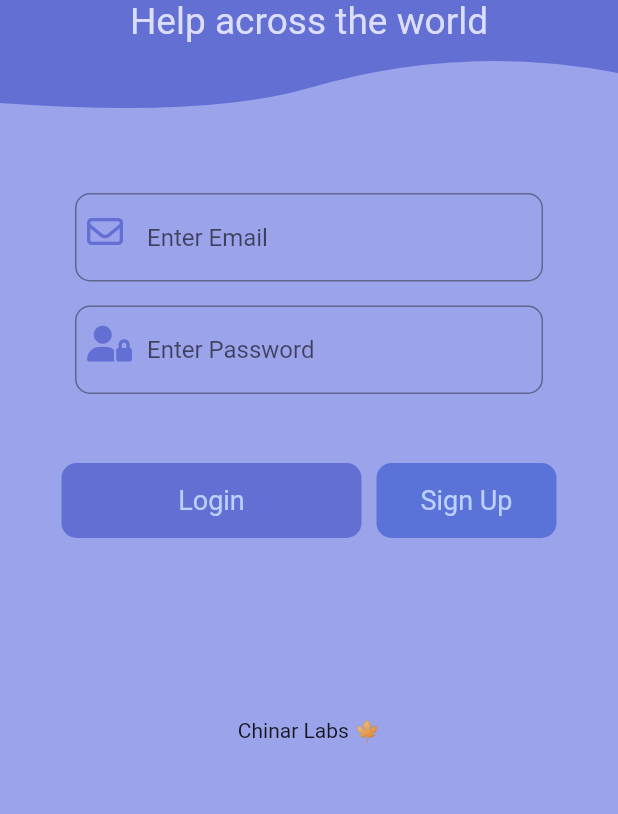
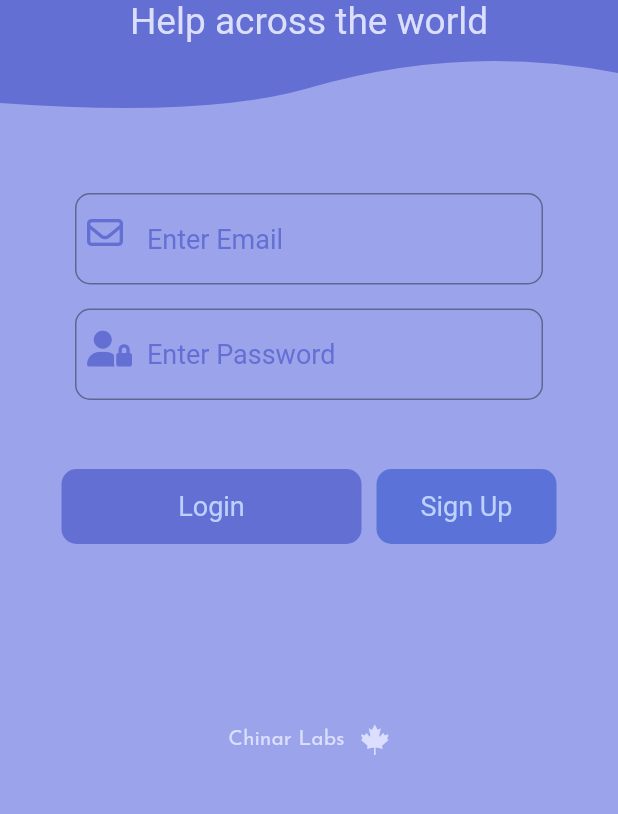
Before and after one commit to majidshakeelshawl/decide_on, a Flutter app: the screen it shows after launch, on a phone screen of 412 x 824 dp, the part 191-1005 px from its top. Run offline on Flutter 3.47's test engine with Material 2 defaults, Android fonts, the phone set to English and light mode, and no system bars; our stand-ins replace flutter_custom_clippers, font_awesome_flutter, google_fonts; Roboto replaces fonts that are missing (Chewy).

```diff
--- a/lib/screens/home.dart
+++ b/lib/screens/home.dart
@@ -49,40 +49,55 @@ class Home extends StatelessWidget {
             Column(
               children: [
                 // EMAIL FIELD
-                const Padding(
-                  padding: EdgeInsets.fromLTRB(50, 50, 50, 8),
+                Padding(
+                  padding: const EdgeInsets.fromLTRB(50, 50, 50, 8),
                   child: CTextField(
                     keyboardType: TextInputType.emailAddress,
                     hasIcon: true,
-                    prefixIcon: FaIcon(
+                    prefixIcon: const FaIcon(
                       FontAwesomeIcons.envelope,
                       color: Color(0xff646FD4),
                     ),
                     hintText: "Enter Email",
                     obscureText: false,
+                    hintTextFont: GoogleFonts.akayaTelivigala(
+                        fontSize: 18, color: const Color(0xff646FD4)),
+                    userTextFont: GoogleFonts.viga(
+                      fontSize: 18,
+                      color: const Color(0xffBDD1FF),
+                    ),
                   ),
                 ),
 
                 // PASSWORD FIELD
-                const Padding(
-                  padding: EdgeInsets.fromLTRB(50, 8, 50, 16),
+                Padding(
+                  padding: const EdgeInsets.fromLTRB(50, 8, 50, 16),
                   child: CTextField(
                     keyboardType: TextInputType.text,
                     hasIcon: true,
-                    prefixIcon: FaIcon(
+                    prefixIcon: const FaIcon(
                       FontAwesomeIcons.userLock,
                       color: Color(0xff646FD4),
                     ),
                     hintText: "Enter Password",
                     obscureText: true,
+                    hintTextFont: GoogleFonts.akayaTelivigala(
+                        fontSize: 18, color: const Color(0xff646FD4)),
+                    userTextFont: GoogleFonts.viga(
+                      fontSize: 18,
+                      color: const Color(0xffBDD1FF),
+                    ),
                   ),
                 ),
                 const SizedBox(
                   height: 30,
                 ),
+
+                // BUTTONS: LOGIN & SIGN UP
                 Row(
                   mainAxisAlignment: MainAxisAlignment.center,
                   children: [
+                    // LOGIN BUTTON
                     CButton(
                       buttonColor: const Color(0xff646FD4),
                       font: GoogleFonts.viga(
@@ -94,8 +109,9 @@ class Home extends StatelessWidget {
                       text: "Login",
                       margin: const EdgeInsets.only(right: 10),
                     ),
+                    // SIGN UP BUTTON
                     CButton(
-                      buttonColor: Color(0xff5B73D8),
+                      buttonColor: const Color(0xff5B73D8),
                       height: 50,
                       width: 120,
                       text: "Sign Up",
@@ -103,20 +119,34 @@ class Home extends StatelessWidget {
                         fontSize: 18,
                         color: const Color(0xffBDD1FF),
                       ),
-                      margin: const EdgeInsets.only(right: 0),
+                      margin: const EdgeInsets.all(0),
                     )
                   ],
                 ),
               ],
             ),
-            SizedBox(
+            const SizedBox(
               height: 120,
             ),
-            Center(
-              child: Text(
-                "Chinar Labs 🍁",
-                style: GoogleFonts.courierPrime(),
-              ),
+
+            // COMPANY NAME AND LOGO
+            Row(
+              mainAxisAlignment: MainAxisAlignment.center,
+              children: [
+                Text(
+                  "Chinar Labs",
+                  style:
+                      GoogleFonts.josefinSans(color: const Color(0xffDBDFFD)),
+                ),
+                const SizedBox(
+                  width: 10,
+                ),
+                const FaIcon(
+                  FontAwesomeIcons.canadianMapleLeaf,
+                  size: 20,
+                  color: Color(0xffDBDFFD),
+                ),
+              ],
             ),
           ],
         ),
--- a/lib/widgets/c_text_field.dart
+++ b/lib/widgets/c_text_field.dart
@@ -4,7 +4,9 @@ class CTextField extends StatelessWidget {
   final bool obscureText;
   final bool hasIcon;
   final String hintText;
-  // as FaIcon(fontawesome)
+  final TextStyle hintTextFont;
+  final TextStyle userTextFont;
+  //  give inside as FaIcon(fontawesome) for prefixIcon
   final Widget prefixIcon;
   final TextInputType keyboardType;
 
@@ -14,12 +16,15 @@ class CTextField extends StatelessWidget {
       required this.prefixIcon,
       required this.obscureText,
       required this.hintText,
-      required this.keyboardType})
+      required this.keyboardType,
+      required this.hintTextFont,
+      required this.userTextFont})
       : super(key: key);
 
   @override
   Widget build(BuildContext context) {
     return TextField(
+      style: userTextFont,
       onChanged: (value) {},
       decoration: InputDecoration(
         prefixIcon: hasIcon
@@ -28,6 +33,7 @@ class CTextField extends StatelessWidget {
                 child: prefixIcon,
               )
             : null,
+        hintStyle: hintTextFont,
         hintText: hintText,
         border: const OutlineInputBorder(
           borderSide: BorderSide(
```
